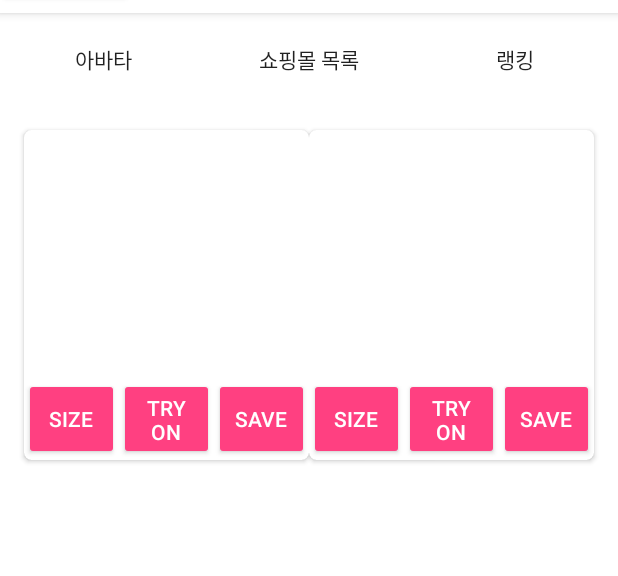
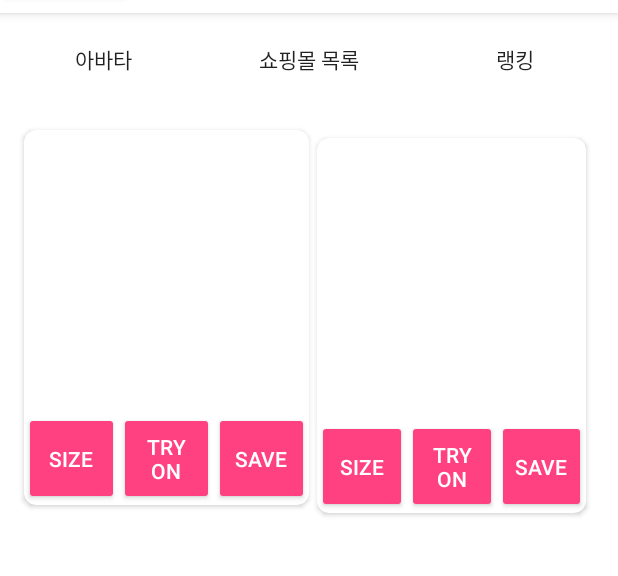
Before and after one commit to cot11/Wewear, an Android app: the fragment Shopping placed in its activity, on a phone screen of 412 x 824 dp, the part 71-647 px from its top. Run offline under Robolectric (Android 15) with nearby library versions, the phone set to English and light mode, and no system bars; our stand-ins replace ButterKnife, Firebase (no records; nobody signed in at launch, a user with empty details on screens opened directly); libraries missing offline, so code that uses them is left out: com.kakao.usermgmt, com.nightonke.boommenu; plain views replace BoomMenuButton; pictures from the network do not load; 6 statements that could not run were skipped.

Commit message:
쇼핑 ui 정상작동

```diff
--- a/app/src/main/java/com/example/cot11/wewear/ProductAdapter.java
+++ b/app/src/main/java/com/example/cot11/wewear/ProductAdapter.java
@@ -47,6 +47,10 @@ public class ProductAdapter extends RecyclerView.Adapter<ProductAdapter.ProductV
         mLinkSet2 = linkSet2;
         mDataSet2 = dataSet2;
         mContext = context;
+
+        System.out.println("data : " + mDataSet1[0]);
+        System.out.println("data : " + mDataSet2[0]);
+
     }
     @Override
     public ProductAdapter.ProductViewHolder onCreateViewHolder(ViewGroup viewGroup, int i)
@@ -64,17 +68,21 @@ public class ProductAdapter extends RecyclerView.Adapter<ProductAdapter.ProductV
             @Override
             public void onSuccess(Uri uri) {
                 Glide.with(mContext).load(uri).into(myViewHolder.imageView1);
+                System.out.println(myViewHolder.imageView1.getHeight());
+                System.out.println(myViewHolder.imageView1.getWidth());
             }
         });
 
+
         if(position < mDataSet2.length)
+        {
             storageRef.child("소녀나라/" + mDataSet2[position]+ ".jpg").getDownloadUrl().addOnSuccessListener(new OnSuccessListener<Uri>() {
                 @Override
                 public void onSuccess(Uri uri) {
                     Glide.with(mContext).load(uri).into(myViewHolder.imageView2);
                 }
             });
-
+        }
     }
 
 
--- a/app/src/main/res/layout/product_list.xml
+++ b/app/src/main/res/layout/product_list.xml
@@ -10,9 +10,9 @@
         xmlns:card_view="http://schemas.android.com/apk/res-auto"
         android:id="@+id/cardview"
         android:layout_weight="50"
-        android:layout_height="220dp"
+        android:layout_height="250dp"
         android:layout_width="match_parent"
-        card_view:cardCornerRadius="5dp">
+        card_view:cardCornerRadius="8dp">
 
         <LinearLayout
             android:weightSum="100"
@@ -75,9 +75,10 @@
         xmlns:card_view="http://schemas.android.com/apk/res-auto"
         android:id="@+id/cardview2"
         android:layout_weight="50"
-        android:layout_height="220dp"
+        android:layout_height="250dp"
         android:layout_width="match_parent"
-        card_view:cardCornerRadius="5dp">
+        android:layout_margin="5dp"
+        card_view:cardCornerRadius="8dp">
 
         <LinearLayout
             android:weightSum="100"
@@ -88,7 +89,6 @@
             <ImageView
                 android:layout_weight="25"
                 android:id="@+id/image2"
-                android:scaleType="fitXY"
                 android:layout_width="match_parent"
                 android:layout_height="match_parent" />
             <LinearLayout
```
Also changed, not shown: app/src/main/java/com/example/cot11/wewear/BrandAdapter.java (added, +112 -0 lines), app/src/main/java/com/example/cot11/wewear/Shopping.java (+8 -7 lines), 33 other files. Lines whose indentation alone changed are shown as unchanged.
